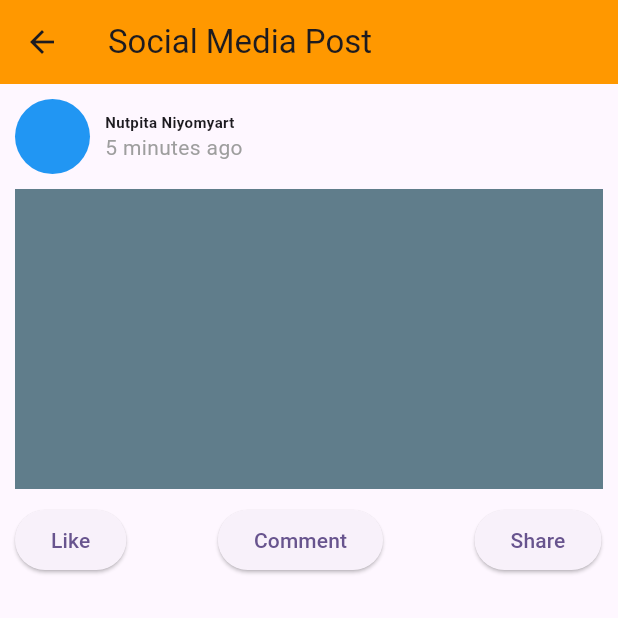
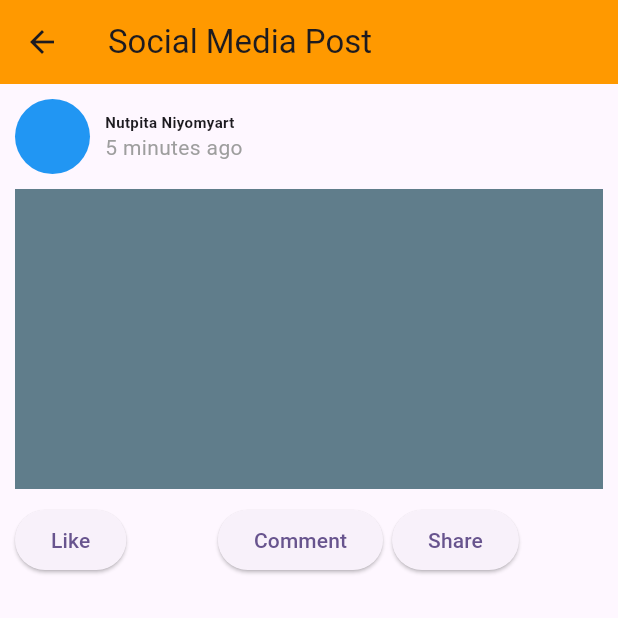
Before and after one commit to Nxtpiiitx/mytestapp, a Flutter app: the Answer2 screen opened directly, on a phone screen of 412 x 824 dp, the top half of it. Run offline on Flutter 3.47's test engine with Material 3 defaults, Android fonts, the phone set to English and light mode, and no system bars.

Commit message:
Week3 Lab

```diff
--- a/lib/page_answer/answer2.dart
+++ b/lib/page_answer/answer2.dart
@@ -7,7 +7,7 @@ class Answer2 extends StatelessWidget {
     return Scaffold(
       appBar: AppBar(
         title: const Text("Social Media Post"),
-        backgroundColor: Colors.orange,
+        backgroundColor: const Color.fromARGB(255, 255, 153, 0),
       ),
       body: Container(
         padding: const EdgeInsets.all(10),
@@ -52,7 +52,7 @@ class Answer2 extends StatelessWidget {
                 ElevatedButton(onPressed: () {}, child: const Text("Like")),
                 const SizedBox(width: 61),
                 ElevatedButton(onPressed: () {}, child: const Text("Comment")),
-                const SizedBox(width: 61),
+                const SizedBox(width: 6),
                 ElevatedButton(onPressed: () {}, child: const Text("Share")),
               ],
             )
```
